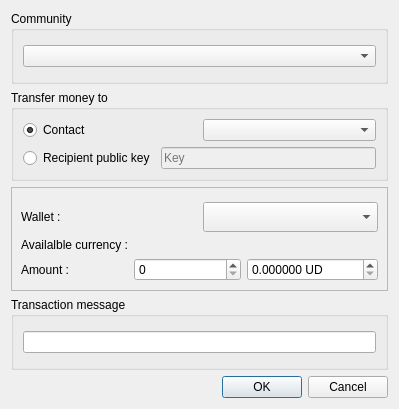
First picture: the form in res/ui/transfer.ui, repository duniter/sakia, before the edit.
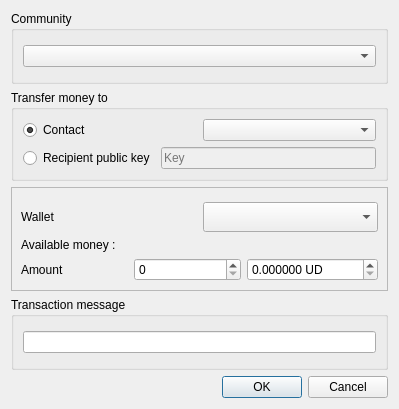
Second picture: the form after the edit.

Commit message: Fix some english strings and update french translation

```diff
--- a/res/ui/transfer.ui
+++ b/res/ui/transfer.ui
@@ -103,7 +103,7 @@
         <item>
          <widget class="QLabel" name="label_2">
           <property name="text">
-           <string>Wallet :</string>
+           <string>Wallet</string>
           </property>
          </widget>
         </item>
@@ -122,7 +122,7 @@
       <item>
        <widget class="QLabel" name="label_total">
         <property name="text">
-         <string>Availalble currency : </string>
+         <string>Available money : </string>
         </property>
        </widget>
       </item>
@@ -131,7 +131,7 @@
         <item>
          <widget class="QLabel" name="label_3">
           <property name="text">
-           <string>Amount :</string>
+           <string>Amount</string>
           </property>
          </widget>
         </item>
```
The commit also changes 1 other file.
